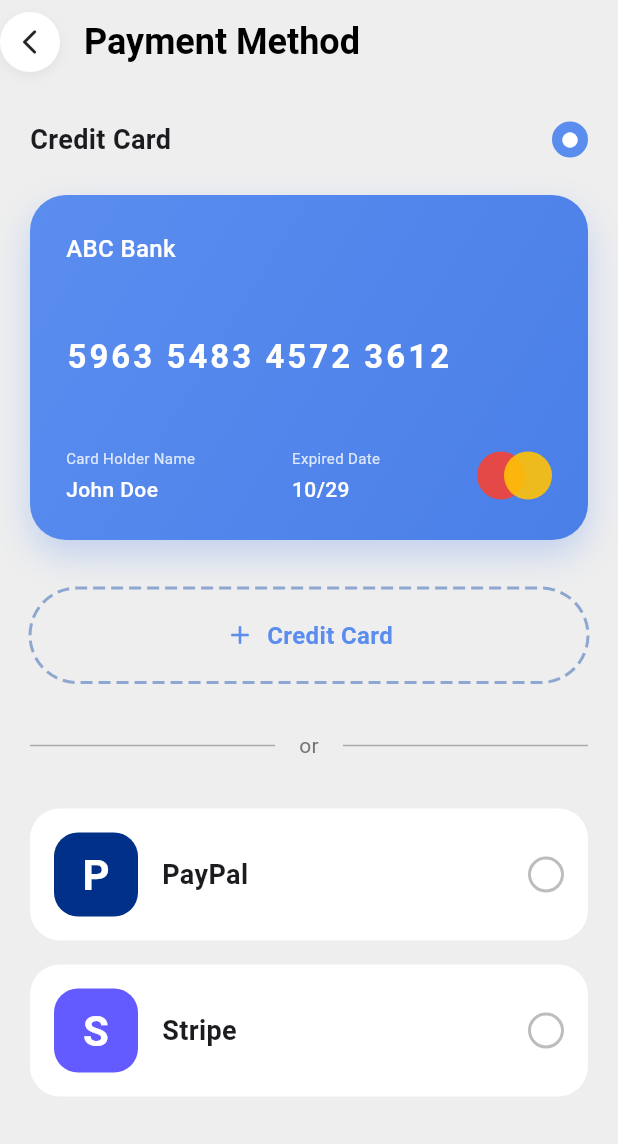
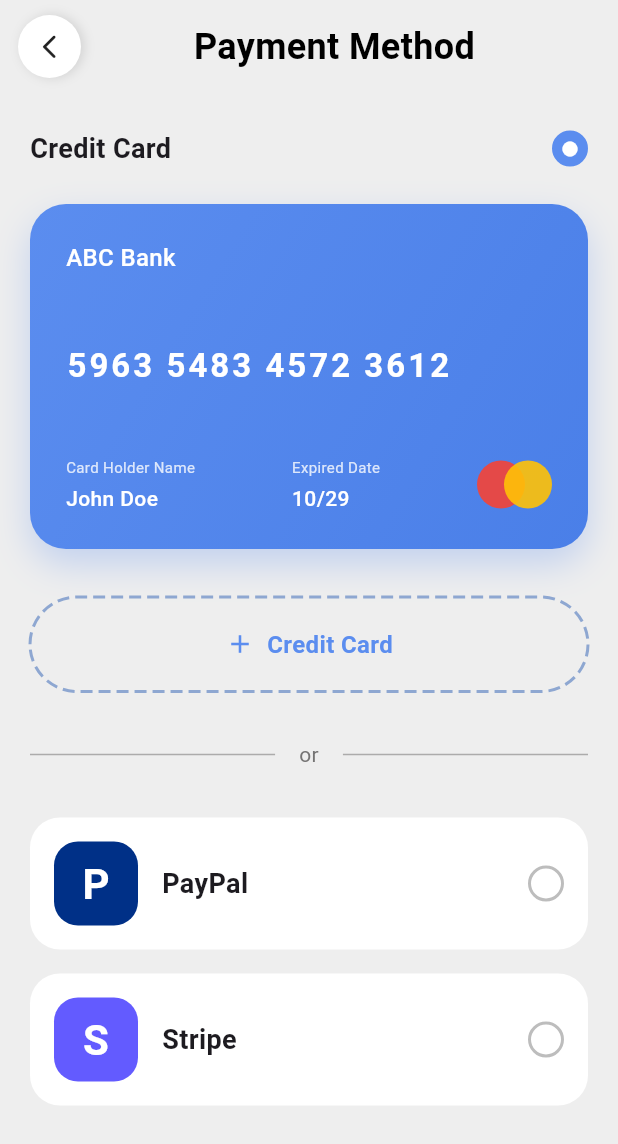
Before and after one commit to zhuravel-dev/smart_med, a Flutter app: the screen it shows after launch, item 4 of the bottom bar chosen, after a tap on "Payment", on a phone screen of 412 x 824 dp. Shown: the top 1144 px of the screen. Run offline on Flutter 3.47's test engine with Material 3 defaults, Android fonts, the phone set to English and light mode, and no system bars; drawn by our look-alikes of dotted_border; our stand-ins replace beamer, bloc, flutter_bloc, get_it.

Commit message:
create and setup separate greetingHeader; adjust header of paymentScreen and configure custom back button

```diff
--- a/lib/domain/irepositories/iuser_repository.dart
+++ b/lib/domain/irepositories/iuser_repository.dart
@@ -1,7 +1,7 @@
 import 'package:smart_med/domain/entities/user_model.dart';
 
 abstract class IUserRepository {
-  Future<User> getUser();
-  Future<void> updateUser(User user);
+  Future<UserModel> getUser();
+  Future<void> updateUser(UserModel user);
   Future<void> deleteUser();
 }
--- a/lib/domain/iservices/iuser_api.dart
+++ b/lib/domain/iservices/iuser_api.dart
@@ -2,8 +2,8 @@
 import 'package:smart_med/infra/helpers/result.dart';
 
 abstract class IUserApi {
-  Future<Result<User>> getCurrentUser();
-  Future<Result<User>> getUserById(int userId);
-  Future<Result<void>> updateUser(User user);
+  Future<Result<UserModel>> getCurrentUser();
+  Future<Result<UserModel>> getUserById(int userId);
+  Future<Result<void>> updateUser(UserModel user);
   Future<Result<void>> deleteUser(int userId);
 }
--- a/lib/infra/data/user_repository.dart
+++ b/lib/infra/data/user_repository.dart
@@ -7,7 +7,7 @@
   final _userApi = GetIt.I<IUserApi>();
 
   @override
-  Future<User> getUser() async {
+  Future<UserModel> getUser() async {
     final result = await _userApi.getCurrentUser();
     if (result.hasData && result.data != null) {
       return result.data!;
@@ -18,7 +18,7 @@
   }
 
   @override
-  Future<void> updateUser(User user) async {
+  Future<void> updateUser(UserModel user) async {
     final result = await _userApi.updateUser(user);
     if (result.hasError) {
       throw result.exception!;
--- a/lib/infra/mocks/mock_user.dart
+++ b/lib/infra/mocks/mock_user.dart
@@ -1,7 +1,7 @@
 import 'package:smart_med/domain/entities/user_model.dart';
 
 final mockUsers = [
-  User(
+  UserModel(
     id: 1,
     firstName: "John",
     lastName: "Doe",
@@ -10,6 +10,4 @@
   ),
 ];
 
-final userAvatar = {
-  1: "assets/images/user/1.jpg",
-};
+final userAvatar = {1: "assets/images/user/1.jpg"};
--- a/lib/presentation/components/buttons/custom_back_button.dart
+++ b/lib/presentation/components/buttons/custom_back_button.dart
@@ -1,30 +1,22 @@
 import 'package:flutter/material.dart';
 
-Widget customBackButton({VoidCallback? onTap}) {
+Widget customBackButton({required VoidCallback onTap, double size = 42.0}) {
   return SizedBox(
-    width: 44,
-    height: 44,
+    width: size,
+    height: size,
     child: InkWell(
+      borderRadius: BorderRadius.circular(size / 2),
       onTap: onTap,
-      borderRadius: BorderRadius.circular(30),
-      child: Container(
-        decoration: BoxDecoration(
-          shape: BoxShape.circle,
-          color: Colors.white,
-          boxShadow: [
-            BoxShadow(
-              color: Colors.black.withOpacity(0.05),
-              blurRadius: 6,
-              offset: const Offset(0, 3),
-            ),
-          ],
-        ),
-        child: const Center(
-          child: Icon(
-            Icons.arrow_back_ios_rounded,
-            size: 20,
-            color: Colors.black87,
+      child: Center(
+        child: Container(
+          width: size,
+          height: size,
+          decoration: const BoxDecoration(
+            shape: BoxShape.circle,
+            color: Colors.white,
+            boxShadow: [BoxShadow(color: Colors.black12, blurRadius: 6, offset: Offset(2, 0))],
           ),
+          child: Icon(Icons.arrow_back_ios_new_rounded, size: size * 0.45, color: Colors.black87),
         ),
       ),
     ),
--- a/lib/presentation/components/custom_app_bar.dart
+++ b/lib/presentation/components/custom_app_bar.dart
@@ -3,51 +3,60 @@
 
 class CustomAppBar extends StatelessWidget implements PreferredSizeWidget {
   final String? title;
+  final Widget? titleWidget;
   final bool showBackButton;
   final Widget? leading;
   final List<Widget>? actions;
-  final Color backgroundColor;
+  final Color? backgroundColor;
 
   const CustomAppBar({
     super.key,
     this.title,
+    this.titleWidget,
     this.showBackButton = false,
     this.leading,
     this.actions,
-    this.backgroundColor = Colors.white,
+    this.backgroundColor,
   });
 
   @override
-  Size get preferredSize => const Size.fromHeight(kToolbarHeight);
+  Size get preferredSize => const Size.fromHeight(62);
 
   @override
   Widget build(BuildContext context) {
     return SafeArea(
       child: Container(
+        height: 62,
         color: backgroundColor,
+        padding: const EdgeInsets.symmetric(horizontal: 12),
         child: Row(
           children: [
-            if (leading != null)
-              leading!
-            else if (showBackButton)
-              customBackButton(onTap: () => Navigator.pop(context)),
+            leading ??
+                (showBackButton
+                    ? customBackButton(onTap: () => Navigator.pop(context))
+                    : const SizedBox(width: 12)),
+            const SizedBox(width: 12),
 
-            if (title != null)
-              Padding(
-                padding: const EdgeInsets.only(left: 12),
-                child: Text(
+            Expanded(
+              child:
+                  titleWidget ??
+                  (title != null
+                      ? Text(
                           title!,
+                          textAlign: TextAlign.center,
                           style: const TextStyle(
                             fontSize: 24,
                             fontWeight: FontWeight.bold,
                             color: Colors.black,
                           ),
-                ),
+                        )
+                      : const SizedBox()),
             ),
 
-            const Spacer(),
+            const SizedBox(width: 12),
 
-            if (actions != null) ...actions!,
+            Row(mainAxisSize: MainAxisSize.min, children: actions ?? []),
+            const SizedBox(width: 8),
           ],
         ),
       ),
--- /dev/null
+++ b/lib/presentation/components/custom_app_bar/greeting_header.dart
@@ -0,0 +1,38 @@
+import 'package:flutter/material.dart';
+import 'package:smart_med/domain/entities/user_model.dart';
+import 'package:smart_med/infra/mocks/mock_user.dart';
+import 'package:smart_med/presentation/components/buttons/notifications_button.dart';
+
+class GreetingHeader extends StatelessWidget {
+  final UserModel user;
+  final VoidCallback? onNotificationTap;
+
+  const GreetingHeader({super.key, required this.user, this.onNotificationTap});
+
+  @override
+  Widget build(BuildContext context) {
+    return Row(
+      mainAxisAlignment: MainAxisAlignment.spaceBetween,
+      children: [
+        Row(
+          children: [
+            CircleAvatar(radius: 24, backgroundImage: AssetImage(userAvatar[user.id]!)),
+            const SizedBox(width: 12),
+            Column(
+              crossAxisAlignment: CrossAxisAlignment.start,
+              mainAxisAlignment: MainAxisAlignment.center,
+              children: [
+                const Text("Good Morning!", style: TextStyle(color: Colors.grey)),
+                Text(
+                  "${user.firstName} ${user.lastName}",
+                  style: const TextStyle(fontSize: 18, fontWeight: FontWeight.bold),
+                ),
+              ],
+            ),
+          ],
+        ),
+        notificationButton(onTap: onNotificationTap),
+      ],
+    );
+  }
+}
--- a/lib/presentation/components/list_of_doctors.dart
+++ b/lib/presentation/components/list_of_doctors.dart
@@ -13,13 +13,13 @@
     }
 
     return ListView.builder(
-      padding: const EdgeInsets.symmetric(horizontal: 16, vertical: 8),
+      padding: const EdgeInsets.symmetric(horizontal: 16, vertical: 4),
       itemCount: mockDoctors.length,
       itemBuilder: (context, index) {
         final doctor = mockDoctors[index];
 
         return Padding(
-          padding: const EdgeInsets.only(bottom: 12),
+          padding: const EdgeInsets.only(bottom: 8),
           child: DoctorCardSmall(
             doctor: doctor,
             onTap: () {
--- a/lib/presentation/cubits/user/user_cubit.dart
+++ b/lib/presentation/cubits/user/user_cubit.dart
@@ -15,7 +15,7 @@
     emit(UserState(user: user, isLoading: false));
   }
 
-  Future<void> updateUser(User user) async {
+  Future<void> updateUser(UserModel user) async {
     await _userRepository.updateUser(user);
     await loadUser();
   }
--- a/lib/presentation/cubits/user/user_state.dart
+++ b/lib/presentation/cubits/user/user_state.dart
@@ -1,12 +1,12 @@
 import 'package:smart_med/domain/entities/user_model.dart';
 
 class UserState {
-  final User? user;
+  final UserModel? user;
   final bool isLoading;
 
   const UserState({this.user, this.isLoading = false});
 
-  UserState copyWith({User? user, bool? isLoading}) {
+  UserState copyWith({UserModel? user, bool? isLoading}) {
     return UserState(
       user: user ?? this.user,
       isLoading: isLoading ?? this.isLoading,
--- a/lib/presentation/views/appointment_screen.dart
+++ b/lib/presentation/views/appointment_screen.dart
@@ -1,5 +1,6 @@
 import 'package:flutter/material.dart';
 import 'package:smart_med/presentation/components/list_of_doctors.dart';
+import 'package:smart_med/presentation/components/custom_app_bar.dart';
 
 class AppointmentScreen extends StatefulWidget {
   const AppointmentScreen({super.key});
@@ -9,58 +10,21 @@
 }
 
 class _AppointmentScreenState extends State<AppointmentScreen> {
-  int _selectedFilter = 0;
-
   @override
   Widget build(BuildContext context) {
-    return SafeArea(
-      child: Column(
+    return Scaffold(
+      backgroundColor: Colors.grey[200],
+      appBar: CustomAppBar(title: "Appointments"),
+      body: Column(
         children: [
           Padding(
-            padding: const EdgeInsets.all(16),
-            child: Column(
-              crossAxisAlignment: CrossAxisAlignment.start,
-              children: [
-                const Text(
-                  "Appointment Screen",
-                  style: TextStyle(fontSize: 20, fontWeight: FontWeight.bold),
-                ),
-              ],
-            ),
+            padding: const EdgeInsets.symmetric(horizontal: 16),
+            //child: _buildFilters(),
           ),
-          _buildFilters(),
-          const Expanded(
-            child: ListOfDoctors(),
-
-          ),
+          //const SizedBox(height: 8),
+          Expanded(child: ListOfDoctors()),
         ],
       ),
     );
   }
-  Widget _buildFilters() {
-    final items = ["All", "Therapists", "Cardiologists", "Neurologists"];
-    return Wrap(
-      spacing: 8,
-      children: [
-        for (int i = 0; i < items.length; i++)
-          ChoiceChip(
-            label: Text(items[i]),
-            selected: _selectedFilter == i,
-            onSelected: (_) => setState(() => _selectedFilter = i),
-            backgroundColor: Colors.transparent,
-            selectedColor: Colors.transparent,
-            labelStyle: TextStyle(
-              color: _selectedFilter == i ? Colors.blue : Colors.black,
-              fontWeight: _selectedFilter == i
-                  ? FontWeight.bold
-                  : FontWeight.normal,
-            ),
-            shape: RoundedRectangleBorder(
-              borderRadius: BorderRadius.circular(20),
-              side: const BorderSide(color: Colors.blue, width: 2),
-            ),
-          ),
-      ],
-    );
-  }
 }
--- a/lib/presentation/views/home_screen.dart
+++ b/lib/presentation/views/home_screen.dart
@@ -1,13 +1,11 @@
 import 'package:flutter/material.dart';
 import 'package:smart_med/infra/mocks/mock_user.dart';
-import 'package:smart_med/presentation/components/custom_app_bar.dart';
+import 'package:smart_med/presentation/components/custom_app_bar/greeting_header.dart';
 import 'package:smart_med/presentation/components/doctor_speciality_header.dart';
 import 'package:smart_med/presentation/components/medical_check_card.dart';
-import 'package:smart_med/presentation/components/search_field.dart';
 import 'package:smart_med/presentation/components/speciality_grid.dart';
 import 'package:smart_med/presentation/components/tags_row.dart';
 import 'package:smart_med/presentation/components/top_doctors_header.dart';
-import 'package:smart_med/presentation/components/buttons/notifications_button.dart';
 
 class HomeScreen extends StatefulWidget {
   const HomeScreen({super.key});
@@ -26,38 +24,10 @@
         child: ListView(
           padding: const EdgeInsets.symmetric(horizontal: 16, vertical: 0),
           children: [
-            CustomAppBar(
-              leading: Row(
-                children: [
-                  Container(
-                    padding: const EdgeInsets.all(2),
-                    decoration: BoxDecoration(shape: BoxShape.circle),
-                    child: CircleAvatar(
-                      radius: 24,
-                      backgroundColor: Colors.transparent,
-                      backgroundImage: AssetImage(userAvatar[mockUsers[0].id]!),
-                    ),
-                  ),
-                  const SizedBox(width: 12),
-                  Column(
-                    crossAxisAlignment: CrossAxisAlignment.start,
-                    mainAxisAlignment: MainAxisAlignment.center,
-                    children: [
-                      const Text("Good Morning!", style: TextStyle(color: Colors.grey)),
-                      Text(
-                        "${mockUsers[0].firstName} ${mockUsers[0].lastName}",
-                        style: const TextStyle(fontSize: 18, fontWeight: FontWeight.bold),
-                      ),
-                    ],
-                  ),
-                ],
-              ),
-              actions: [notificationButton(onTap: () => print("Notifications tapped"))],
-              backgroundColor: Colors.grey[200]!,
+            GreetingHeader(
+              user: mockUsers[0],
+              onNotificationTap: () => print("Notifications tapped"),
             ),
-
-            const SizedBox(height: 20),
-            SearchField(),
             const SizedBox(height: 20),
             const MedicalCheckCard(),
             const SizedBox(height: 24),
--- a/lib/presentation/views/payment/payment_screen.dart
+++ b/lib/presentation/views/payment/payment_screen.dart
@@ -1,5 +1,5 @@
 import 'package:flutter/material.dart';
-import 'package:smart_med/presentation/components/buttons/custom_back_button.dart';
+import 'package:smart_med/presentation/components/custom_app_bar.dart';
 import 'package:smart_med/presentation/core/presentation_strings.dart';
 import 'package:smart_med/presentation/views/payment/add_credit_card_button.dart';
 import 'package:smart_med/presentation/views/payment/payment_card.dart';
@@ -20,17 +20,13 @@
   Widget build(BuildContext context) {
     return Scaffold(
       backgroundColor: Colors.grey[200],
-      appBar: AppBar(
+
+      appBar: CustomAppBar(
+        title: PresentationStrings.paymentMethod,
+        showBackButton: true,
         backgroundColor: Colors.grey[200],
-        elevation: 0,
-        leadingWidth: 40,
-        leading: customBackButton(onTap: () => Navigator.pop(context)),
-        title: const Text(
-          PresentationStrings.paymentMethod,
-          style: TextStyle(color: Colors.black, fontSize: 24, fontWeight: FontWeight.bold),
-        ),
-        centerTitle: false,
       ),
+
       body: SingleChildScrollView(
         padding: const EdgeInsets.symmetric(vertical: 24, horizontal: 20),
         child: Column(
```
Also changed, not shown: lib/domain/entities/user_model.dart (+4 -9 lines), lib/infra/services/user_api.dart (+5 -5 lines), lib/presentation/components/build_filters.dart (added, +30 -0 lines), assets/images/user/1.jpg (deleted), assets/images/user/1.png (added). Lines whose indentation alone changed are shown as unchanged.
